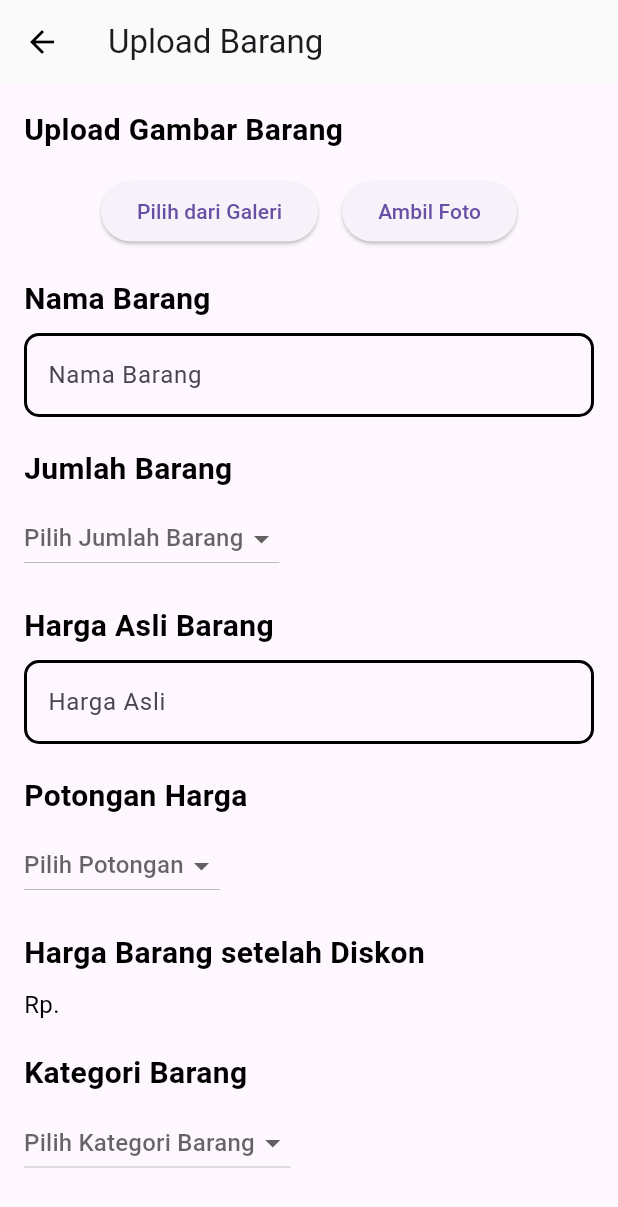
After one commit to angelica1412/ecobites, a Flutter app: the UploadBarang screen opened directly, on a phone screen of 412 x 824 dp. The commit adds this screen. Shown: the top 1207 px of the screen. Run offline on Flutter 3.47's test engine with Material 3 defaults, Android fonts, the phone set to English and light mode, and no system bars; our stand-ins replace google_fonts, image_picker.

Commit message:
profile dan upload done

```diff
--- /dev/null
+++ b/lib/UploadBarang.dart
@@ -0,0 +1,371 @@
+import 'dart:io';
+
+import 'package:flutter/material.dart';
+import 'package:flutter/services.dart';
+import 'package:image_picker/image_picker.dart';
+
+class UploadBarang extends StatefulWidget {
+  @override
+  _UploadBarangState createState() => _UploadBarangState();
+}
+
+class _UploadBarangState extends State<UploadBarang> {
+  String? _selectedQuantity;
+  List<String> _quantities = ['1', '2', '3', '4', '5'];
+
+  String? _selectedDiscount;
+  List<String> _discountOptions = ['100%', '90%', '50%'];
+
+  String? _selectedCategory;
+  List<String> _categoryOptions = [
+    'Makanan',
+    'Daur Ulang',
+    'Bahan Daur Ulang',
+  ];
+
+  final _hargaAsliController = TextEditingController();
+  final _hargaDiskonController = TextEditingController();
+
+  bool _hargaAsliFieldFocused = false;
+  File? _imageFile;
+
+  @override
+  void dispose() {
+    _hargaAsliController.dispose();
+    _hargaDiskonController.dispose();
+    super.dispose();
+  }
+
+  @override
+  Widget build(BuildContext context) {
+    return Scaffold(
+      appBar: AppBar(
+        title: Text('Upload Barang'),
+        leading: IconButton(
+          icon: Icon(
+            Icons.arrow_back,
+            color: Color(0xFF000000),
+          ),
+          onPressed: () {
+            Navigator.pop(context);
+          },
+        ),
+        elevation: 0,
+        backgroundColor: Color(0xFFFAFAFA),
+      ),
+      body: Padding(
+        padding: const EdgeInsets.all(16.0),
+        child: SingleChildScrollView(
+          child: Column(
+            crossAxisAlignment: CrossAxisAlignment.start,
+            children: [
+              Text(
+                'Upload Gambar Barang',
+                style: TextStyle(
+                    fontSize: 20,
+                    fontWeight: FontWeight.bold,
+                    color: Color(0xFF000000)),
+              ),
+              SizedBox(height: 8),
+              if (_imageFile != null)
+                Image.file(
+                  _imageFile!,
+                  height: 200,
+                  width: double.infinity,
+                  fit: BoxFit.cover,
+                ),
+              SizedBox(height: 8),
+              Row(
+                mainAxisAlignment: MainAxisAlignment.center,
+                children: [
+                  ElevatedButton(
+                    onPressed: _pickImageFromGallery,
+                    child: Text('Pilih dari Galeri'),
+                  ),
+                  SizedBox(width: 16),
+                  ElevatedButton(
+                    onPressed: _pickImageFromCamera,
+                    child: Text('Ambil Foto'),
+                  ),
+                ],
+              ),
+              SizedBox(height: 20),
+              Text(
+                'Nama Barang',
+                style: TextStyle(
+                    fontSize: 20,
+                    fontWeight: FontWeight.bold,
+                    color: Color(0xFF000000)),
+              ),
+              SizedBox(height: 8),
+              TextField(
+                decoration: InputDecoration(
+                  hintText: 'Nama Barang',
+                  focusedBorder: OutlineInputBorder(
+                    borderSide:
+                        BorderSide(color: Color(0xFFE8AE45), width: 2.0),
+                    borderRadius: BorderRadius.all(Radius.circular(10.0)),
+                  ),
+                  enabledBorder: OutlineInputBorder(
+                    borderSide: BorderSide(color: Colors.black, width: 2.0),
+                    borderRadius: BorderRadius.all(Radius.circular(10.0)),
+                  ),
+                ),
+              ),
+              SizedBox(height: 20),
+              Text(
+                'Jumlah Barang',
+                style: TextStyle(
+                    fontSize: 20,
+                    fontWeight: FontWeight.bold,
+                    color: Color(0xFF000000)),
+              ),
+              SizedBox(height: 8),
+              DropdownButton<String>(
+                hint: Text('Pilih Jumlah Barang'),
+                value: _selectedQuantity,
+                onChanged: (String? newValue) {
+                  setState(() {
+                    _selectedQuantity = newValue;
+                  });
+                },
+                items: _quantities.map((quantity) {
+                  return DropdownMenuItem(
+                    child: new Text(quantity),
+                    value: quantity,
+                  );
+                }).toList(),
+              ),
+              SizedBox(height: 20),
+              Text(
+                'Harga Asli Barang',
+                style: TextStyle(
+                    fontSize: 20,
+                    fontWeight: FontWeight.bold,
+                    color: Color(0xFF000000)),
+              ),
+              SizedBox(height: 8),
+              TextField(
+                controller: _hargaAsliController,
+                keyboardType: TextInputType.number,
+                inputFormatters: <TextInputFormatter>[
+                  FilteringTextInputFormatter.digitsOnly
+                ],
+                decoration: InputDecoration(
+                  hintText: 'Harga Asli',
+                  errorText: _hargaAsliFieldFocused &&
+                          _hargaAsliController.text.isEmpty
+                      ? '*required number'
+                      : null,
+                  focusedBorder: OutlineInputBorder(
+                    borderSide:
+                        BorderSide(color: Color(0xFFE8AE45), width: 2.0),
+                    borderRadius: BorderRadius.all(Radius.circular(10.0)),
+                  ),
+                  enabledBorder: OutlineInputBorder(
+                    borderSide: BorderSide(color: Colors.black, width: 2.0),
+                    borderRadius: BorderRadius.all(Radius.circular(10.0)),
+                  ),
+                ),
+                onTap: () {
+                  setState(() {
+                    _hargaAsliFieldFocused = true;
+                  });
+                },
+                onChanged: (value) {
+                  calculateDiscountedPrice();
+                },
+              ),
+              SizedBox(height: 20),
+              Text(
+                'Potongan Harga',
+                style: TextStyle(
+                    fontSize: 20,
+                    fontWeight: FontWeight.bold,
+                    color: Color(0xFF000000)),
+              ),
+              SizedBox(height: 8),
+              DropdownButton<String>(
+                hint: Text('Pilih Potongan'),
+                value: _selectedDiscount,
+                onChanged: (String? newValue) {
+                  setState(() {
+                    _selectedDiscount = newValue;
+                    calculateDiscountedPrice();
+                  });
+                },
+                items: _discountOptions.map((discount) {
+                  return DropdownMenuItem(
+                    child: new Text(discount),
+                    value: discount,
+                  );
+                }).toList(),
+              ),
+              SizedBox(height: 20),
+              Text(
+                'Harga Barang setelah Diskon',
+                style: TextStyle(
+                    fontSize: 20,
+                    fontWeight: FontWeight.bold,
+                    color: Color(0xFF000000)),
+              ),
+              SizedBox(height: 8),
+              Text(
+                'Rp. ${_hargaDiskonController.text}',
+                style: TextStyle(
+                  fontSize: 16,
+                  color: Colors.black,
+                ),
+              ),
+              SizedBox(height: 20),
+              Text(
+                'Kategori Barang',
+                style: TextStyle(
+                    fontSize: 20,
+                    fontWeight: FontWeight.bold,
+                    color: Color(0xFF000000)),
+              ),
+              SizedBox(height: 8),
+              DropdownButton<String>(
+                hint: Text('Pilih Kategori Barang'),
+                value: _selectedCategory,
+                onChanged: (String? newValue) {
+                  setState(() {
+                    _selectedCategory = newValue;
+                  });
+                },
+                items: _categoryOptions.map((category) {
+                  return DropdownMenuItem(
+                    child: new Text(category),
+                    value: category,
+                  );
+                }).toList(),
+              ),
+              SizedBox(height: 20),
+              Text(
+                'Deskripsi Barang',
+                style: TextStyle(
+                    fontSize: 20,
+                    fontWeight: FontWeight.bold,
+                    color: Color(0xFF000000)),
+              ),
+              SizedBox(height: 8),
+              TextField(
+                decoration: InputDecoration(
+                  hintText: 'Deskripsi',
+                  focusedBorder: OutlineInputBorder(
+                    borderSide:
+                        BorderSide(color: Color(0xFFE8AE45), width: 2.0),
+                    borderRadius: BorderRadius.all(Radius.circular(10.0)),
+                  ),
+                  enabledBorder: OutlineInputBorder(
+                    borderSide: BorderSide(color: Colors.black, width: 2.0),
+                    borderRadius: BorderRadius.all(Radius.circular(10.0)),
+                  ),
+                ),
+              ),
+              SizedBox(height: 8),
+              Align(
+                alignment: Alignment.centerRight,
+                child: Container(
+                  width: 200,
+                  height: 50,
+                  child: ElevatedButton(
+  onPressed: () {
+    // Hapus gambar yang dipilih saat tombol submit ditekan
+    setState(() {
+      _imageFile = null;
+    });
+
+    // Mengosongkan semua data input
+    setState(() {
+      _selectedQuantity = null;
+      _selectedCategory = null;
+      _hargaAsliController.clear();
+      _hargaDiskonController.clear();
+      _selectedDiscount = null;
+    });
+
+    // Menampilkan popup berhasil
+    showDialog(
+      context: context,
+      builder: (BuildContext context) {
+        return AlertDialog(
+          title: Text('Sukses'),
+          content: Text('Data berhasil ditambahkan.'),
+          actions: <Widget>[
+            TextButton(
+              onPressed: () {
+                Navigator.of(context).pop();
+              },
+              child: Text('OK'),
+            ),
+          ],
+        );
+      },
+    );
+  },
+  style: ElevatedButton.styleFrom(
+    backgroundColor: Color.fromARGB(255, 255, 255, 255),
+    shape: RoundedRectangleBorder(
+      borderRadius: BorderRadius.circular(20.0),
+      side: BorderSide(color: Colors.black),
+    ),
+  ),
+  child: Padding(
+    padding: const EdgeInsets.all(0.0),
+    child: Row(
+      mainAxisAlignment: MainAxisAlignment.center,
+      children: [
+        Text(
+          'Submit',
+          style: TextStyle(fontSize: 18),
+        ),
+      ],
+    ),
+  ),
+),
+
+                ),
+              ),
+            ],
+          ),
+        ),
+      ),
+    );
+  }
+
+  Future<void> _pickImageFromGallery() async {
+    final pickedFile =
+        await ImagePicker().pickImage(source: ImageSource.gallery);
+
+    setState(() {
+      if (pickedFile != null) {
+        _imageFile = File(pickedFile.path);
+      }
+    });
+  }
+
+  Future<void> _pickImageFromCamera() async {
+    final pickedFile =
+        await ImagePicker().pickImage(source: ImageSource.camera);
+
+    setState(() {
+      if (pickedFile != null) {
+        _imageFile = File(pickedFile.path);
+      }
+    });
+  }
+
+  void calculateDiscountedPrice() {
+    if (_selectedDiscount != null && _hargaAsliController.text.isNotEmpty) {
+      double hargaAsli =
+          double.parse(_hargaAsliController.text.replaceAll(',', ''));
+      double discountPercentage =
+          double.parse(_selectedDiscount!.replaceAll('%', ''));
+      double hargaSetelahDiskon =
+          hargaAsli - (hargaAsli * (discountPercentage / 100));
+      _hargaDiskonController.text = hargaSetelahDiskon.toStringAsFixed(2);
+    }
+  }
+}
--- a/lib/main.dart
+++ b/lib/main.dart
@@ -1,5 +1,7 @@
 import 'dart:async';
+import 'package:ecobites/DetailAlamatToko.dart';
 import 'package:ecobites/Profile.dart';
+import 'package:ecobites/UploadBarang.dart';
 import 'package:flutter/material.dart';
 
 void main() {
```
Also changed, not shown: lib/DetailAlamatToko.dart (added, +48 -0 lines), lib/Profile.dart (+4 -4 lines), pubspec.yaml (+13 -68 lines), flutter_01.png (added), pubspec.lock, 6 other files.
